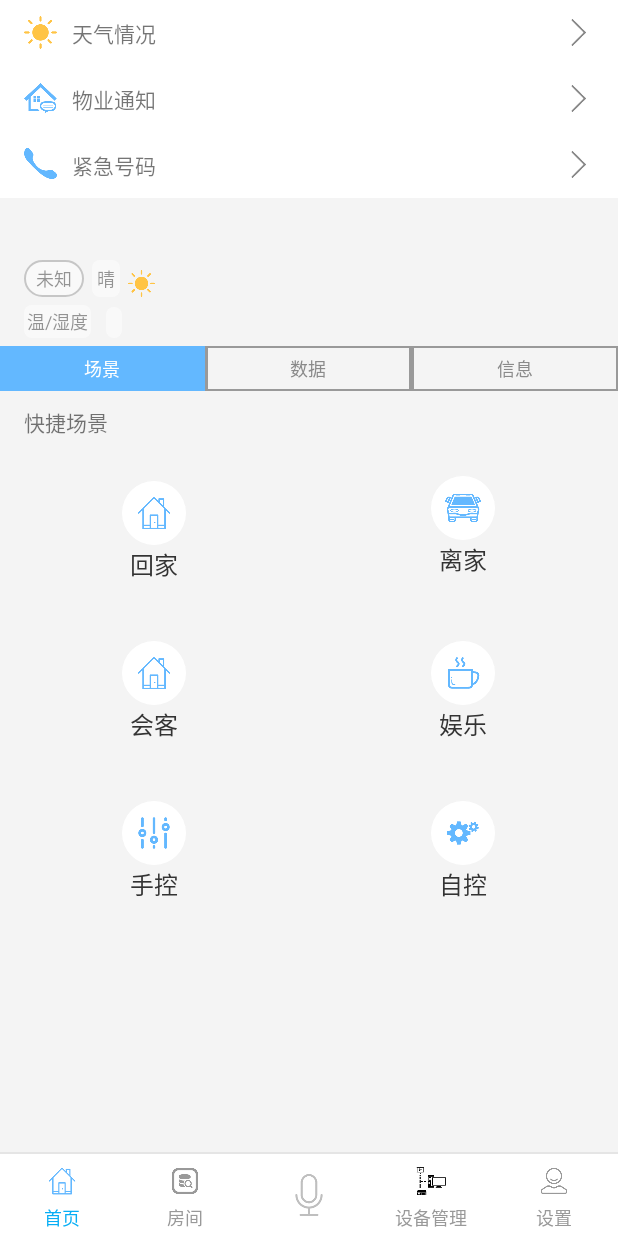
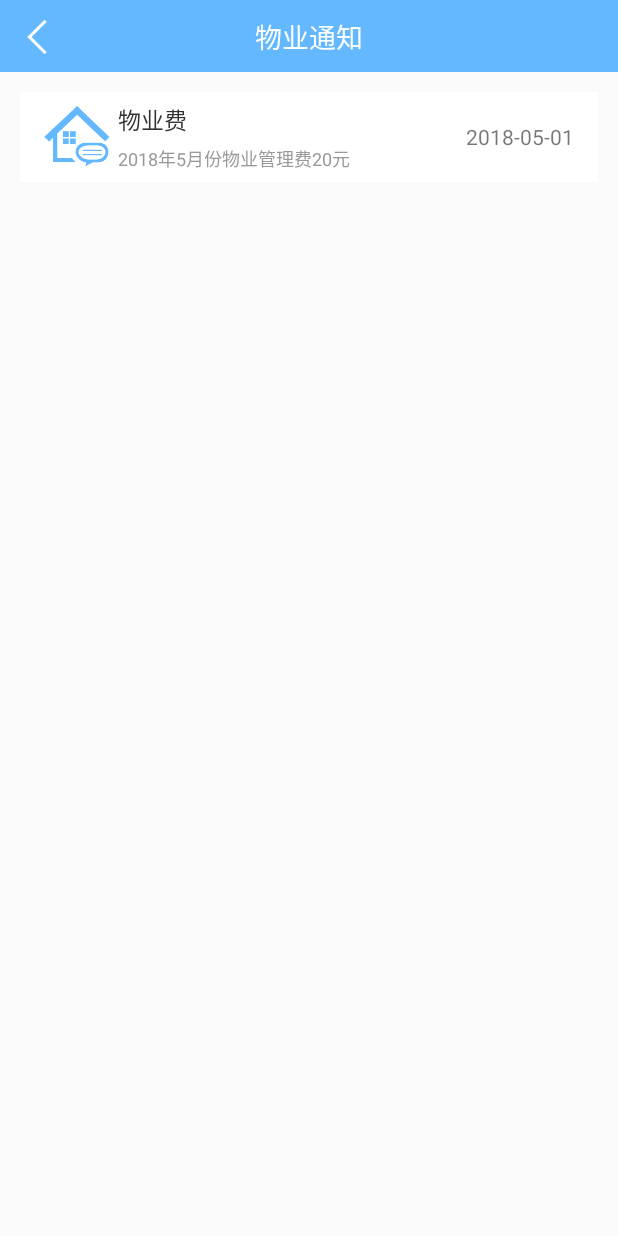
Before and after one commit to HYVincent/Julie, an Android app: the fragment InfoFragment placed in its activity, after a tap on "物业通知", on a phone screen of 412 x 824 dp. Run offline under Robolectric (Android 15) with nearby library versions, the phone set to English and light mode, and no system bars; our stand-ins replace ButterKnife, EventBus; libraries missing offline, so code that uses them is left out: com.alibaba.fastjson, com.amap.api, com.elvishew.xlog, com.jaeger.library, com.lzy.imagepicker and 3 more; plain views replace Banner; 31 statements that could not run were skipped.

Commit message:
物业样式

```diff
--- a/app/src/main/AndroidManifest.xml
+++ b/app/src/main/AndroidManifest.xml
@@ -102,6 +102,10 @@
             android:screenOrientation="portrait"
             android:label="天气情况"/>
 
+        <activity android:name=".widget.notify.ManagerNotifyActivity"
+            android:screenOrientation="portrait"
+            android:label="物业通知"/>
+
         <service android:name=".service.MyNettyPushService"/>
 
         <service android:name="com.amap.api.location.APSService"></service>
--- /dev/null
+++ b/app/src/main/java/com/vincent/julie/adapter/ManagerNotifyAdapter.java
@@ -0,0 +1,69 @@
+package com.vincent.julie.adapter;
+
+import android.content.Context;
+import android.support.annotation.NonNull;
+import android.support.v7.widget.RecyclerView;
+import android.view.LayoutInflater;
+import android.view.View;
+import android.view.ViewGroup;
+import android.widget.TextView;
+
+import com.vincent.julie.R;
+import com.vincent.julie.bean.ManagerNotifyBean;
+import com.vincent.mylibrary.util.DateUtils;
+
+import java.util.List;
+
+/**
+ * @author Administrator QQ:1032006226
+ * @version v1.0
+ * @name Julie
+ * @page com.vincent.julie.adapter
+ * @class describe
+ * @date 2018/5/3 23:18
+ */
+
+public class ManagerNotifyAdapter extends RecyclerView.Adapter<ManagerNotifyAdapter.ManagerNotifyViewHolder> {
+    private Context mContext;
+    private List<ManagerNotifyBean> data;
+
+    public ManagerNotifyAdapter(Context mContext) {
+        this.mContext = mContext;
+    }
+
+    public void setData(List<ManagerNotifyBean> data) {
+        this.data = data;
+        notifyDataSetChanged();
+    }
+
+    @NonNull
+    @Override
+    public ManagerNotifyViewHolder onCreateViewHolder(@NonNull ViewGroup parent, int viewType) {
+        if(mContext == null)
+            mContext = parent.getContext();
+        return new ManagerNotifyViewHolder(LayoutInflater.from(mContext).inflate(R.layout.item_layout_manager_notify,parent,false));
+    }
+
+    @Override
+    public void onBindViewHolder(@NonNull ManagerNotifyViewHolder holder, int position) {
+        ManagerNotifyBean bean = data.get(position);
+        holder.tvTime.setText(DateUtils.getDateString(DateUtils.DATE_FORMAT_YEAR_MONTH_DAY,bean.getNotifyTime()));
+        holder.tvTitle.setText(bean.getTitle());
+        holder.tvDesc.setText(bean.getDesc());
+    }
+
+    @Override
+    public int getItemCount() {
+        return data == null ?0:data.size();
+    }
+
+    class ManagerNotifyViewHolder extends RecyclerView.ViewHolder{
+        private TextView tvTitle,tvDesc,tvTime;
+        public ManagerNotifyViewHolder(View itemView) {
+            super(itemView);
+            tvTime = itemView.findViewById(R.id.item_manager_notify_time);
+            tvTitle = itemView.findViewById(R.id.item_manager_notify_title);
+            tvDesc = itemView.findViewById(R.id.item_manager_notify_desc);
+        }
+    }
+}
--- a/app/src/main/java/com/vincent/julie/base/AppConfig.java
+++ b/app/src/main/java/com/vincent/julie/base/AppConfig.java
@@ -15,8 +15,8 @@ public class AppConfig {
      * 服务器地址 注意 如果是Eclipse启动的本地Web 服务器地址需要用ip
      * 如果是本地Tomcat启动的服务器地址则为:127.0.0.1
      */
-    public static final String SERVICE_ADDRESS = "http://192.168.3.3:8080/";
-//    public static final String SERVICE_ADDRESS = "http:123.207.47.61:8080/";
+//    public static final String SERVICE_ADDRESS = "http://192.168.3.3:8080/";
+    public static final String SERVICE_ADDRESS = "http:123.207.47.61:8080/";
 //        public static final String SERVICE_ADDRESS = "http://192.168.0.109:8080/MyWeb/";
     /**
      * 服务器文件地址  例如apk版本 http://123.207.47.61:8080/Julie/Apk/zhijia_10000.apk
@@ -49,5 +49,9 @@ public class AppConfig {
     public static final String SHARED_PASSWORD = "shared_password";
     //保存天气设置温度
     public static final String SHARED_WEATHER_SETTING = "shared_weather_setting";
+    /**
+     * 添加场景
+     */
+    public static final String EVENTMSG_ADD_SCENE = "eventmsg_add_scene";
 
 }
--- a/app/src/main/java/com/vincent/julie/base/BaseActivity.java
+++ b/app/src/main/java/com/vincent/julie/base/BaseActivity.java
@@ -28,7 +28,6 @@ import com.vincent.mylibrary.util.MyToastUtil;
 public class BaseActivity extends AppCompatActivity {
 
     private LoadingDialog loadingDialog = null;
-
 
     @Override
     protected void onCreate(@Nullable Bundle savedInstanceState) {
--- /dev/null
+++ b/app/src/main/java/com/vincent/julie/bean/ManagerNotifyBean.java
@@ -0,0 +1,53 @@
+package com.vincent.julie.bean;
+
+/**
+ * @author Administrator QQ:1032006226
+ * @version v1.0
+ * @name Julie
+ * @page com.vincent.julie.bean
+ * @class describe
+ * @date 2018/5/3 23:14
+ */
+
+public class ManagerNotifyBean {
+    //通知时间戳
+    private long notifyTime;
+    //通知类型
+    private long notifyType;
+    //通知标题
+    private String title;
+    //具体描述
+    private String desc;
+
+    public long getNotifyTime() {
+        return notifyTime;
+    }
+
+    public void setNotifyTime(long notifyTime) {
+        this.notifyTime = notifyTime;
+    }
+
+    public long getNotifyType() {
+        return notifyType;
+    }
+
+    public void setNotifyType(long notifyType) {
+        this.notifyType = notifyType;
+    }
+
+    public String getTitle() {
+        return title;
+    }
+
+    public void setTitle(String title) {
+        this.title = title;
+    }
+
+    public String getDesc() {
+        return desc;
+    }
+
+    public void setDesc(String desc) {
+        this.desc = desc;
+    }
+}
--- a/app/src/main/java/com/vincent/julie/network/NetworkApi.java
+++ b/app/src/main/java/com/vincent/julie/network/NetworkApi.java
@@ -42,13 +42,6 @@ public interface NetworkApi {
         @Query("city")String city
     );
 
-    @Keep
-    @GET("weatherInfo")
-    Call<String> getCurrentAreaWeather2(
-            @Query("key")String key,
-            @Query("output")String output,
-            @Query("ciry")String city
-    );
 
     /**
      * 登陆
--- a/app/src/main/java/com/vincent/julie/view/StatisticsView.java
+++ b/app/src/main/java/com/vincent/julie/view/StatisticsView.java
@@ -30,7 +30,7 @@ public class StatisticsView extends View {
     private Context mContext;
     private float viewWidth;
     private float viewHeight;
-    private int mBackgroundColor = Color.parseColor("#7A7A7A");
+    private int mBackgroundColor = Color.parseColor("#FFFFFF");
     //左边内边距 这里单位按照dp来算，注意转换
     private float mMarginLeft = 10;
     //底部内边距 这里单位按照dp来算，注意转换
@@ -114,7 +114,7 @@ public class StatisticsView extends View {
      */
     private void drawDatta(Canvas canvas) {
         mPaint.setStrokeWidth(3f);
-        mPaint.setColor(Color.parseColor("#FFC125"));
+        mPaint.setColor(Color.parseColor("#FF7F00"));
         float startX = mLeftLineStartX + DisplayUtils.dp2px(mContext,5);
         if(data.size() == 0){
             return;
@@ -138,6 +138,7 @@ public class StatisticsView extends View {
         float mStartX = mMarginLeft;
         float mStartY = viewHeight - DisplayUtils.dp2px(mContext,30);
         mPaint.setTextSize(mTagValueTextSize);
+        mPaint.setColor(Color.parseColor("#242424"));
         //定义的View的间隔
         intervalView = (mStartY - mTopUnused)/addValue;
         for(int i = 0;i<addValue;i++){
@@ -169,6 +170,7 @@ public class StatisticsView extends View {
             canvas.drawLine(mLeftLineStartX,mStartY - intervalView * i,viewWidth - mRightUnused,mStartY - intervalView * i,mPaint);
         }
         mPaint.setTextSize(DisplayUtils.dp2px(mContext,8));
+        mPaint.setColor(Color.parseColor("#242424"));
         // 留出10dp空白 contentWidth 内容宽度
         float contentWidth = viewWidth -mLeftLineStartX- mRightUnused - DisplayUtils.dp2px(mContext,5);
         //各个数据之间的间隔
--- a/app/src/main/java/com/vincent/julie/widget/frg_main/MainFragment.java
+++ b/app/src/main/java/com/vincent/julie/widget/frg_main/MainFragment.java
@@ -35,6 +35,8 @@ import com.vincent.julie.widget.frg_main.data.DataFragment;
 import com.vincent.julie.widget.frg_main.info.InfoFragment;
 import com.vincent.julie.widget.frg_main.scene.SceneFragment;
 import com.vincent.mylibrary.adapter.MyFragmentAdapter;
+import com.vincent.mylibrary.entity.EventMsg;
+import com.vincent.mylibrary.util.EventUtil;
 import com.youth.banner.Banner;
 import com.youth.banner.listener.OnBannerListener;
 
@@ -79,6 +81,8 @@ public class MainFragment extends BaseFragment implements EasyPermissions.Permis
     TextView frgMinTvInfo;
     @BindView(R.id.frg_main_vp_content)
     ViewPager viewPager;
+    @BindView(R.id.frg_main_iv_add)
+    ImageView frgMainIvAdd;
     Unbinder unbinder;
     private View view;
     private static final String TAG = MainFragment.class.getSimpleName();
@@ -410,7 +414,7 @@ public class MainFragment extends BaseFragment implements EasyPermissions.Permis
         unbinder.unbind();
     }
 
-    @OnClick({R.id.frg_min_tv_scene, R.id.frg_min_tv_date, R.id.frg_min_tv_info})
+    @OnClick({R.id.frg_min_tv_scene, R.id.frg_min_tv_date, R.id.frg_min_tv_info,R.id.frg_main_iv_add})
     public void onViewClicked(View view) {
         switch (view.getId()) {
             case R.id.frg_min_tv_scene:
@@ -422,6 +426,9 @@ public class MainFragment extends BaseFragment implements EasyPermissions.Permis
             case R.id.frg_min_tv_info:
                 viewPager.setCurrentItem(2);
                 break;
+            case R.id.frg_main_iv_add:
+                EventUtil.post(new EventMsg(AppConfig.EVENTMSG_ADD_SCENE,"添加场景"));
+                break;
             default:
                 viewPager.setCurrentItem(0);
                 break;
--- a/app/src/main/java/com/vincent/julie/widget/frg_main/info/InfoFragment.java
+++ b/app/src/main/java/com/vincent/julie/widget/frg_main/info/InfoFragment.java
@@ -10,6 +10,7 @@ import android.widget.RelativeLayout;
 
 import com.vincent.julie.R;
 import com.vincent.julie.base.BaseFragment;
+import com.vincent.julie.widget.notify.ManagerNotifyActivity;
 import com.vincent.julie.widget.weather_info.WeatherInfoActivity;
 
 import butterknife.BindView;
@@ -65,6 +66,7 @@ public class InfoFragment extends BaseFragment {
                 WeatherInfoActivity.actionStart(getActivity());
                 break;
             case R.id.frg_info_nofity_rl:
+                ManagerNotifyActivity.actionStart(getActivity());
                 break;
             case R.id.frg_info_sos_phone_rl:
                 break;
--- a/app/src/main/java/com/vincent/julie/widget/frg_main/scene/SceneFragment.java
+++ b/app/src/main/java/com/vincent/julie/widget/frg_main/scene/SceneFragment.java
@@ -11,9 +11,15 @@ import android.view.ViewGroup;
 
 import com.vincent.julie.R;
 import com.vincent.julie.adapter.SceneAdapter;
+import com.vincent.julie.base.AppConfig;
 import com.vincent.julie.base.BaseFragment;
 import com.vincent.julie.bean.SceneBean;
+import com.vincent.mylibrary.entity.EventMsg;
+import com.vincent.mylibrary.util.EventUtil;
 import com.vincent.mylibrary.view.SpaceItemDecoration;
+
+import org.greenrobot.eventbus.Subscribe;
+import org.greenrobot.eventbus.ThreadMode;
 
 import java.util.ArrayList;
 import java.util.List;
@@ -52,8 +58,11 @@ public class SceneFragment extends BaseFragment implements ISceneView {
         initRecycleView();
         presenter = new ScenePresenterImpl(this);
         presenter.initSceneData();
+        EventUtil.register(this);
         return view;
     }
+
+
 
     private void initRecycleView() {
         //初始化gradLayoutManager对象，并设置横向item数量为2
@@ -73,10 +82,20 @@ public class SceneFragment extends BaseFragment implements ISceneView {
         return false;
     }
 
+    @Subscribe(threadMode = ThreadMode.MAIN)
+    public void refreshView(EventMsg eventMsg){
+        switch (eventMsg.msgType){
+            case AppConfig.EVENTMSG_ADD_SCENE:
+                toastMsg("开发中..");
+                break;
+        }
+    }
+
     @Override
     public void onDestroyView() {
         super.onDestroyView();
         unbinder.unbind();
+        EventUtil.unregister(this);
     }
 
     @Override
--- /dev/null
+++ b/app/src/main/java/com/vincent/julie/widget/notify/ManagerNotifyActivity.java
@@ -0,0 +1,86 @@
+package com.vincent.julie.widget.notify;
+
+import android.app.Activity;
+import android.content.Intent;
+import android.os.Bundle;
+import android.support.annotation.Nullable;
+import android.support.v7.widget.LinearLayoutManager;
+import android.support.v7.widget.RecyclerView;
+import android.widget.LinearLayout;
+
+import com.vincent.julie.R;
+import com.vincent.julie.adapter.ManagerNotifyAdapter;
+import com.vincent.julie.base.BaseActivity;
+import com.vincent.julie.bean.ManagerNotifyBean;
+import com.vincent.mylibrary.more_language.AppTextView;
+import com.vincent.mylibrary.util.ActivityUtils;
+import com.vincent.mylibrary.util.DateUtils;
+import com.vincent.mylibrary.view.SpaceItemDecoration;
+
+import java.util.ArrayList;
+import java.util.List;
+
+import butterknife.BindView;
+import butterknife.ButterKnife;
+import butterknife.OnClick;
+
+/**
+ * @author Administrator QQ:1032006226
+ * @version v1.0
+ * @name Julie
+ * @page com.vincent.julie.widget.notify
+ * @class describe
+ * @date 2018/5/3 23:10
+ */
+
+public class ManagerNotifyActivity extends BaseActivity {
+
+    @BindView(R.id.include_titie_ll_left)
+    LinearLayout includeTitieLlLeft;
+    @BindView(R.id.include_layout_title)
+    AppTextView includeLayoutTitle;
+    @BindView(R.id.manager_notify_rlv)
+    RecyclerView recycleView;
+
+    public static void actionStart(Activity activity){
+        activity.startActivity(new Intent(activity,ManagerNotifyActivity.class));
+    }
+
+    private List<ManagerNotifyBean> data = new ArrayList<>();
+    private ManagerNotifyAdapter adapter;
+
+    @Override
+    protected void onCreate(@Nullable Bundle savedInstanceState) {
+        super.onCreate(savedInstanceState);
+        setContentView(R.layout.activity_manager_notify);
+        ButterKnife.bind(this);
+        includeLayoutTitle.setText("物业通知");
+        initRecycleView();
+        initData();
+    }
+
+    private void initData() {
+        ManagerNotifyBean bean1 = new ManagerNotifyBean();
+        bean1.setDesc("2018年5月份物业管理费20元");
+        bean1.setNotifyTime((System.currentTimeMillis()- DateUtils.day*2));
+        bean1.setNotifyType(1);
+        bean1.setTitle("物业费");
+        data.add(bean1);
+        adapter.setData(data);
+    }
+
+    private void initRecycleView() {
+        LinearLayoutManager linearLayoutManager = new LinearLayoutManager(this);
+        linearLayoutManager.setOrientation(LinearLayoutManager.VERTICAL);
+        recycleView.setLayoutManager(linearLayoutManager);
+        adapter = new ManagerNotifyAdapter(this);
+        adapter.setData(data);
+        recycleView.addItemDecoration(new SpaceItemDecoration(20));
+        recycleView.setAdapter(adapter);
+    }
+
+    @OnClick(R.id.include_titie_ll_left)
+    public void onViewClicked() {
+        finish();
+    }
+}
--- /dev/null
+++ b/app/src/main/res/layout/activity_manager_notify.xml
@@ -0,0 +1,15 @@
+<?xml version="1.0" encoding="utf-8"?>
+<LinearLayout
+    xmlns:android="http://schemas.android.com/apk/res/android"
+    android:orientation="vertical"
+    android:layout_width="match_parent"
+    android:layout_height="match_parent">
+
+    <include layout="@layout/include_layout_title"/>
+
+    <android.support.v7.widget.RecyclerView
+        android:id="@+id/manager_notify_rlv"
+        android:layout_width="match_parent"
+        android:layout_height="match_parent"/>
+
+</LinearLayout>
--- a/app/src/main/res/layout/activity_weather_info.xml
+++ b/app/src/main/res/layout/activity_weather_info.xml
@@ -9,8 +9,8 @@
     <include layout="@layout/include_layout_title"/>
 
     <RelativeLayout
-        android:layout_marginBottom="@dimen/size_15"
-        android:layout_marginTop="@dimen/size_10"
+        android:layout_marginBottom="@dimen/size_30"
+        android:layout_marginTop="@dimen/size_30"
         android:layout_width="match_parent"
         android:layout_height="wrap_content">
 
@@ -54,7 +54,6 @@
                 android:layout_height="wrap_content">
 
                 <TextView
-                    android:textColor="@color/color_red_FF0000"
                     android:layout_marginTop="@dimen/size_15"
                     android:text="@string/weather_info_text_setting"
                     android:layout_width="wrap_content"
@@ -62,7 +61,6 @@
 
                 <TextView
                     android:id="@+id/weather_info_tv_setting"
-                    android:textColor="@color/color_red_FF0000"
                     android:layout_marginTop="@dimen/size_5"
                     android:layout_marginBottom="@dimen/size_15"
                     android:text="25℃"
--- a/app/src/main/res/layout/frg_layout_main.xml
+++ b/app/src/main/res/layout/frg_layout_main.xml
@@ -100,6 +100,13 @@
             android:layout_width="wrap_content"
             android:layout_height="wrap_content" />
 
+        <ImageView
+            android:id="@+id/frg_main_iv_add"
+            android:alpha="0.5"
+            android:src="@mipmap/common_icon_add"
+            android:layout_alignParentRight="true"
+            android:layout_width="wrap_content"
+            android:layout_height="wrap_content" />
 
     </RelativeLayout>
 
--- /dev/null
+++ b/app/src/main/res/layout/item_layout_manager_notify.xml
@@ -0,0 +1,57 @@
+<?xml version="1.0" encoding="utf-8"?>
+<RelativeLayout
+    xmlns:android="http://schemas.android.com/apk/res/android"
+    android:background="@color/color_white_ffffff"
+    android:layout_width="match_parent"
+    android:layout_height="@dimen/size_60">
+
+    <ImageView
+        android:id="@+id/item_manager_notify_icon"
+        android:src="@mipmap/info_icon_notify"
+        android:layout_marginLeft="@dimen/size_16"
+        android:layout_centerVertical="true"
+        android:layout_width="@dimen/size_44"
+        android:layout_height="@dimen/size_44" />
+
+    <TextView
+        android:text="2018-05-03"
+        android:id="@+id/item_manager_notify_time"
+        android:layout_alignParentRight="true"
+        android:layout_centerVertical="true"
+        android:layout_marginRight="@dimen/size_16"
+        android:layout_width="wrap_content"
+        android:layout_height="wrap_content" />
+
+    <LinearLayout
+        android:layout_marginRight="@dimen/size_16"
+        android:layout_toLeftOf="@id/item_manager_notify_time"
+        android:layout_marginLeft="@dimen/size_5"
+        android:layout_toRightOf="@id/item_manager_notify_icon"
+        android:layout_centerVertical="true"
+        android:layout_width="wrap_content"
+        android:layout_height="wrap_content"
+        android:orientation="vertical">
+
+        <TextView
+            android:textColor="@color/color_black_333333"
+            android:text="desc"
+            android:textSize="@dimen/text_size_15sp"
+            android:id="@+id/item_manager_notify_title"
+            android:layout_width="wrap_content"
+            android:layout_height="wrap_content" />
+
+        <TextView
+            android:maxLines="1"
+            android:text="descdescdescdescdescdescdescdescdescdescdescdescdescdescdescdescdescdescdesc"
+            android:ellipsize="end"
+            android:textColor="@color/color_gray_999999"
+            android:layout_marginTop="@dimen/size_5"
+            android:textSize="@dimen/text_size_12sp"
+            android:id="@+id/item_manager_notify_desc"
+            android:layout_width="wrap_content"
+            android:layout_height="wrap_content" />
+
+
+    </LinearLayout>
+
+</RelativeLayout>
--- a/build.gradle
+++ b/build.gradle
@@ -11,7 +11,7 @@ buildscript {
         maven { url "https://jitpack.io" }
     }
     dependencies {
-        classpath 'com.android.tools.build:gradle:3.1.0'
+        classpath 'com.android.tools.build:gradle:3.1.1'
         // 注册MobSDK
         classpath 'com.mob.sdk:MobSDK:+'
         classpath 'com.neenbedankt.gradle.plugins:android-apt:1.8'
--- a/mylibrary/src/main/java/com/vincent/mylibrary/util/DateUtils.java
+++ b/mylibrary/src/main/java/com/vincent/mylibrary/util/DateUtils.java
@@ -21,7 +21,7 @@ public class DateUtils  {
 
     private final static long minute = 60 * 1000;// 1分钟
     private final static long hour = 60 * minute;// 1小时
-    private final static long day = 24 * hour;// 1天
+    public final static long day = 24 * hour;// 1天
     private final static long month = 31 * day;// 月
     private final static long year = 12 * month;// 年
 
```
